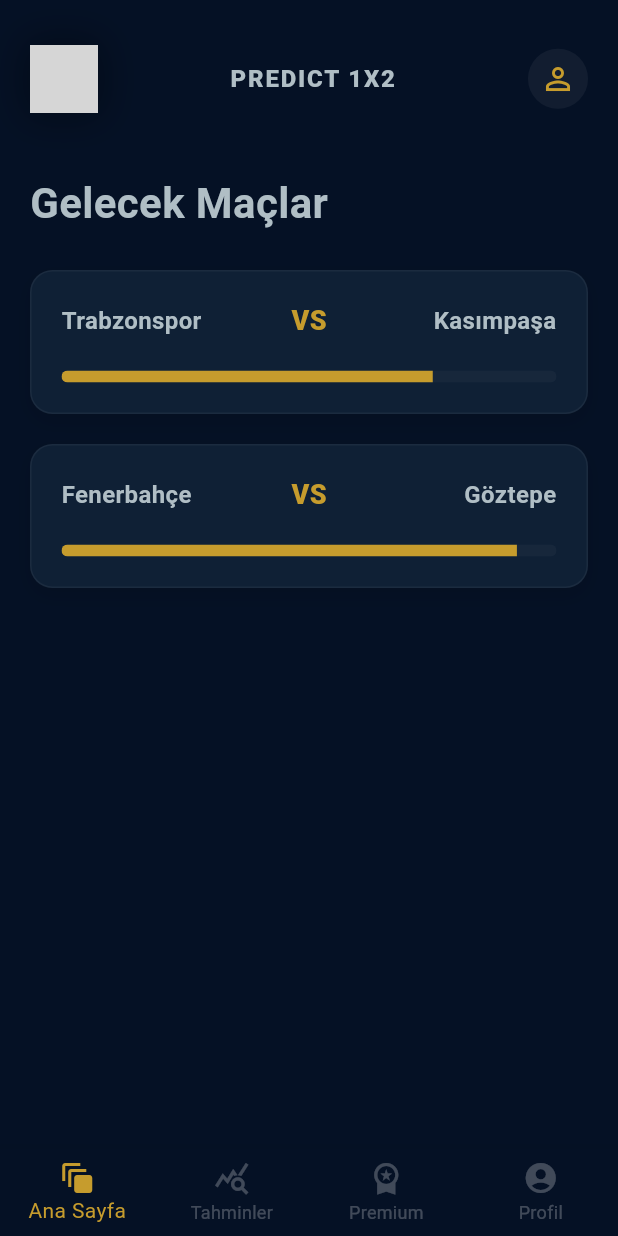
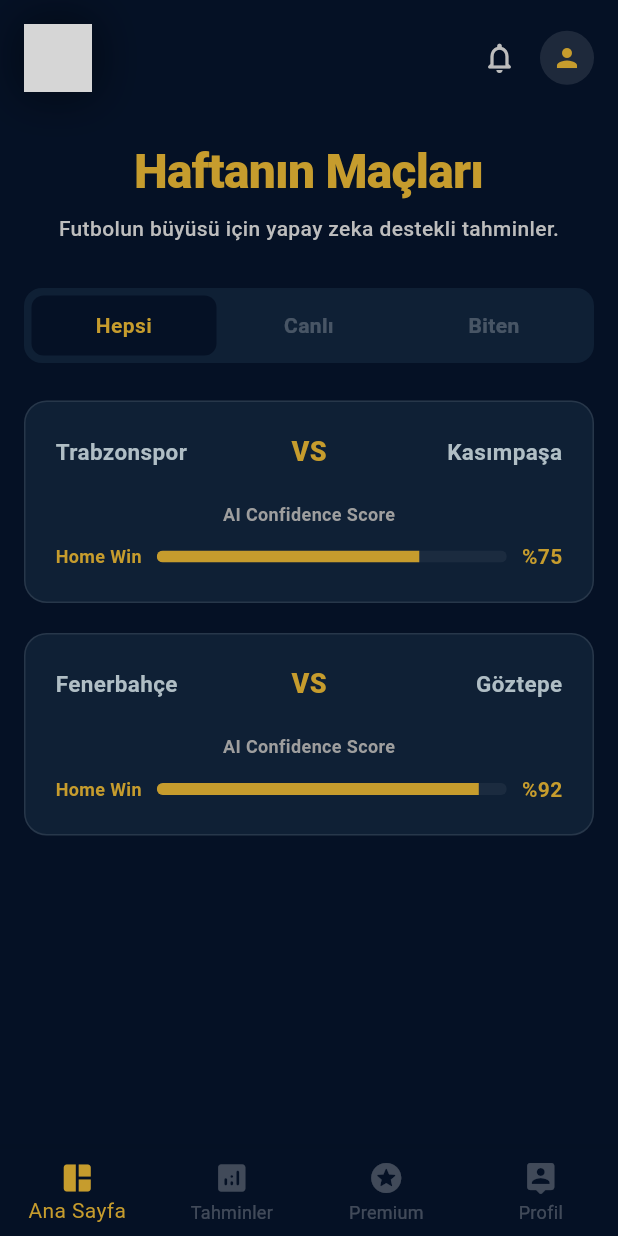
Before and after one commit to v-s-p/1X2-AI-app, a Flutter app: the screen it shows after launch, after a tap on "ANALİZE BAŞLA", on a phone screen of 412 x 824 dp. Run offline on Flutter 3.47's test engine with Material 3 defaults, Android fonts, the phone set to English and light mode, and no system bars; grey boxes are pictures that could not be loaded.

Commit message:
Update main.dart

```diff
--- a/lib/main.dart
+++ b/lib/main.dart
@@ -12,10 +12,8 @@
 
   @override
   Widget build(BuildContext context) {
-    // --- ELITE DARK RENK REHBERİ ---
-    const brandNavy = Color(0xFF051125); // Tam istediğin Derin Lacivert
-    const goldPrimary = Color(0xFFC69C2D); // amberAccent[700] dengi Elite Altın
-    const mutedGrey = Color(0xFFB0BEC5); // Gümüş Gri
+    const brandNavy = Color(0xFF051125); // Elite Deep Navy
+    const goldPrimary = Color(0xFFC69C2D); // Elite Gold
 
     return MaterialApp(
       debugShowCheckedModeBanner: false,
@@ -26,10 +24,10 @@
         primaryColor: goldPrimary,
         cardColor: const Color(0xFF0F2035),
         textTheme: const TextTheme(
-          headlineLarge: TextStyle(fontSize: 32, fontWeight: FontWeight.bold, color: Colors.white, letterSpacing: 1),
-          headlineMedium: TextStyle(fontSize: 22, fontWeight: FontWeight.bold, color: Color(0xFFC69C2D)),
+          headlineLarge: TextStyle(fontSize: 30, fontWeight: FontWeight.bold, color: Color(0xFFC69C2D), letterSpacing: 0.5),
+          headlineMedium: TextStyle(fontSize: 20, fontWeight: FontWeight.bold, color: Color(0xFFC69C2D)),
           bodyLarge: TextStyle(fontSize: 16, color: Colors.white),
-          bodyMedium: TextStyle(fontSize: 14, color: mutedGrey),
+          bodyMedium: TextStyle(fontSize: 14, color: Color(0xFFB0BEC5)),
         ),
       ),
       home: const SplashScreen(),
@@ -37,7 +35,29 @@
   }
 }
 
-// --- 1. ADIM: ELITE SPLASH SCREEN (PULSE ANIMATION) ---
+// --- LOGO BİLEŞENİ ---
+class BrandLogo extends StatelessWidget {
+  final double size;
+  final double radius;
+  const BrandLogo({super.key, required this.size, this.radius = 12});
+
+  @override
+  Widget build(BuildContext context) {
+    return Container(
+      width: size, height: size,
+      decoration: BoxDecoration(
+        borderRadius: BorderRadius.circular(radius),
+        boxShadow: [BoxShadow(color: Colors.black.withOpacity(0.4), blurRadius: 25, spreadRadius: 5)],
+      ),
+      child: ClipRRect(
+        borderRadius: BorderRadius.circular(radius),
+        child: Image.asset('assets/logo.png', fit: BoxFit.cover, alignment: Alignment.center),
+      ),
+    );
+  }
+}
+
+// --- 1. ADIM: ELITE SPLASH SCREEN (Sadece Pulse Logo) ---
 class SplashScreen extends StatefulWidget {
   const SplashScreen({super.key});
   @override
@@ -46,118 +66,43 @@
 
 class _SplashScreenState extends State<SplashScreen> with SingleTickerProviderStateMixin {
   late AnimationController _controller;
-  late Animation<double> _pulseAnimation;
+  late Animation<double> _pulse;
 
   @override
   void initState() {
     super.initState();
+    _controller = AnimationController(duration: const Duration(milliseconds: 1200), vsync: this)..repeat(reverse: true);
+    _pulse = Tween<double>(begin: 0.92, end: 1.08).animate(CurvedAnimation(parent: _controller, curve: Curves.easeInOut));
 
-    // Pulse (Nefes Alma) Animasyonu Ayarı
-    _controller = AnimationController(
-      duration: const Duration(milliseconds: 1500),
-      vsync: this,
-    )..repeat(reverse: true);
-
-    _pulseAnimation = Tween<double>(begin: 0.95, end: 1.05).animate(
-      CurvedAnimation(parent: _controller, curve: Curves.easeInOut),
-    );
-
-    // React setTimeout Mantığı: 3 Saniye sonra Dashboard'a uçur
     Timer(const Duration(seconds: 3), () {
-      if (mounted) {
-        Navigator.pushReplacement(
-          context,
-          MaterialPageRoute(builder: (context) => const LoginScreen()),
-        );
-      }
+      if (mounted) Navigator.pushReplacement(context, MaterialPageRoute(builder: (context) => const LoginScreen()));
     });
   }
 
   @override
-  void dispose() {
-    _controller.dispose();
-    super.dispose();
-  }
+  void dispose() { _controller.dispose(); super.dispose(); }
 
   @override
   Widget build(BuildContext context) {
     return Scaffold(
       body: Center(
-        child: Column(
-          mainAxisAlignment: MainAxisAlignment.center,
-          children: [
-            // Pulse Efektli Logo ve Başlık (Horizontal Row)
-            ScaleTransition(
-              scale: _pulseAnimation,
-              child: Row(
-                mainAxisAlignment: MainAxisAlignment.center,
-                children: [
-                  const BrandLogo(size: 100, radius: 24), // Kare, Yuvarlak Köşe
-                  const SizedBox(width: 16),
-                  Column(
-                    crossAxisAlignment: CrossAxisAlignment.start,
-                    mainAxisSize: MainAxisSize.min,
-                    children: [
-                      const Text(
-                        "Predict",
-                        style: TextStyle(fontSize: 28, fontWeight: FontWeight.bold, color: Colors.white),
-                      ),
-                      Text(
-                        "1X2 AI",
-                        style: TextStyle(fontSize: 32, fontWeight: FontWeight.w900, color: Theme.of(context).primaryColor),
-                      ),
-                    ],
-                  ),
-                ],
-              ),
-            ),
-            const SizedBox(height: 30),
-            const Text(
-              "Futuristic Football Analysis",
-              style: TextStyle(color: Color(0xFFB0BEC5), fontSize: 14, letterSpacing: 1.5),
-            ),
-          ],
+        child: ScaleTransition(
+          scale: _pulse,
+          child: const BrandLogo(size: 180, radius: 40), // Yazısız, görkemli logo
         ),
       ),
     );
   }
 }
 
-// --- LOGO BİLEŞENİ (Center Crop & No Distortion) ---
-class BrandLogo extends StatelessWidget {
-  final double size;
-  final double radius;
-  const BrandLogo({super.key, required this.size, this.radius = 12});
-
-  @override
-  Widget build(BuildContext context) {
-    return Container(
-      width: size,
-      height: size,
-      decoration: BoxDecoration(
-        borderRadius: BorderRadius.circular(radius),
-        boxShadow: [BoxShadow(color: Colors.black.withOpacity(0.3), blurRadius: 20, spreadRadius: 5)],
-      ),
-      child: ClipRRect(
-        borderRadius: BorderRadius.circular(radius),
-        child: Image.asset(
-          'assets/logo.png',
-          fit: BoxFit.cover, // Sündürmeden doldur
-          alignment: Alignment.center, // Ortala
-        ),
-      ),
-    );
-  }
-}
-
-// --- GİRİŞ EKRANI ---
+// --- 2. ADIM: LOGIN EKRANI ---
 class LoginScreen extends StatelessWidget {
   const LoginScreen({super.key});
   @override
   Widget build(BuildContext context) {
     return Scaffold(
-      body: Container(
-        padding: const EdgeInsets.all(40),
+      body: Padding(
+        padding: const EdgeInsets.all(40.0),
         child: Column(
           mainAxisAlignment: MainAxisAlignment.center,
           children: [
@@ -166,14 +111,13 @@
             TextField(decoration: InputDecoration(hintText: "E-posta", filled: true, fillColor: Colors.white.withOpacity(0.05), border: OutlineInputBorder(borderRadius: BorderRadius.circular(15), borderSide: BorderSide.none))),
             const SizedBox(height: 15),
             TextField(obscureText: true, decoration: InputDecoration(hintText: "Şifre", filled: true, fillColor: Colors.white.withOpacity(0.05), border: OutlineInputBorder(borderRadius: BorderRadius.circular(15), borderSide: BorderSide.none))),
-            const SizedBox(height: 30),
+            const SizedBox(height: 35),
             SizedBox(
-              width: double.infinity,
-              height: 55,
+              width: double.infinity, height: 55,
               child: ElevatedButton(
-                style: ElevatedButton.styleFrom(backgroundColor: Theme.of(context).primaryColor, foregroundColor: Colors.black),
+                style: ElevatedButton.styleFrom(backgroundColor: const Color(0xFFC69C2D), foregroundColor: Colors.black),
                 onPressed: () => Navigator.pushReplacement(context, MaterialPageRoute(builder: (context) => const MainShell())),
-                child: const Text("ANALİZE BAŞLA"),
+                child: const Text("ANALİZE BAŞLA", style: TextStyle(fontWeight: FontWeight.w900, letterSpacing: 1.2)),
               ),
             ),
           ],
@@ -204,10 +148,10 @@
         selectedItemColor: const Color(0xFFC69C2D),
         unselectedItemColor: Colors.white24,
         items: const [
-          BottomNavigationBarItem(icon: Icon(Icons.auto_awesome_motion), label: 'Ana Sayfa'),
-          BottomNavigationBarItem(icon: Icon(Icons.query_stats), label: 'Tahminler'),
-          BottomNavigationBarItem(icon: Icon(Icons.workspace_premium), label: 'Premium'),
-          BottomNavigationBarItem(icon: Icon(Icons.account_circle), label: 'Profil'),
+          BottomNavigationBarItem(icon: Icon(Icons.auto_awesome_mosaic_rounded), label: 'Ana Sayfa'),
+          BottomNavigationBarItem(icon: Icon(Icons.analytics_rounded), label: 'Tahminler'),
+          BottomNavigationBarItem(icon: Icon(Icons.stars_rounded), label: 'Premium'),
+          BottomNavigationBarItem(icon: Icon(Icons.person_pin_rounded), label: 'Profil'),
         ],
       ),
       body: SafeArea(child: _pages[_currentIndex]),
@@ -215,59 +159,93 @@
   }
 }
 
-// --- SAYFA BİLEŞENLERİ: ÜST LOGO ---
+// --- SAYFA BİLEŞENLERİ: ÜST BAR ---
 class _TopBarHeader extends StatelessWidget {
   const _TopBarHeader();
   @override
   Widget build(BuildContext context) {
     return Padding(
-      padding: const EdgeInsets.symmetric(vertical: 10),
+      padding: const EdgeInsets.only(bottom: 20),
       child: Row(
         mainAxisAlignment: MainAxisAlignment.spaceBetween,
         children: [
-          const BrandLogo(size: 45, radius: 12),
-          const Text("PREDICT 1X2", style: TextStyle(fontWeight: FontWeight.w900, letterSpacing: 1.2, fontSize: 16)),
-          CircleAvatar(radius: 20, backgroundColor: Colors.white.withOpacity(0.05), child: const Icon(Icons.person_outline, color: Color(0xFFC69C2D))),
+          const BrandLogo(size: 45, radius: 10),
+          Row(children: [
+            Icon(Icons.notifications_none_rounded, color: Colors.grey[400]),
+            const SizedBox(width: 15),
+            const CircleAvatar(radius: 18, backgroundColor: Colors.white10, child: Icon(Icons.person, size: 20, color: Color(0xFFC69C2D))),
+          ])
         ],
       ),
     );
   }
 }
 
-// --- ANA SAYFA ---
+// --- ANA SAYFA (GÖRSEL 0 STİLİ) ---
 class UpcomingMatchesPage extends StatelessWidget {
   const UpcomingMatchesPage({super.key});
   @override
   Widget build(BuildContext context) {
     return SingleChildScrollView(
-      padding: const EdgeInsets.all(20),
+      padding: const EdgeInsets.all(16),
       child: Column(
-        crossAxisAlignment: CrossAxisAlignment.start,
         children: [
           const _TopBarHeader(),
+          const SizedBox(height: 10),
+          // --- İSTEDİĞİN O CAFCALI BAŞLIK (Görsel 0) ---
+          Center(
+            child: Column(
+              children: [
+                const Text("Haftanın Maçları",
+                  style: TextStyle(fontSize: 32, fontWeight: FontWeight.w900, color: Color(0xFFC69C2D), letterSpacing: -0.5)),
+                const SizedBox(height: 5),
+                Text("Futbolun büyüsü için yapay zeka destekli tahminler.",
+                  textAlign: TextAlign.center,
+                  style: TextStyle(fontSize: 14, color: Colors.grey[400], fontWeight: FontWeight.w500)),
+              ],
+            ),
+          ),
           const SizedBox(height: 30),
-          const Text('Gelecek Maçlar', style: TextStyle(fontSize: 28, fontWeight: FontWeight.bold)),
+          // --- TAB TASARIMI (Görsel 0) ---
+          Container(
+            padding: const EdgeInsets.all(5),
+            decoration: BoxDecoration(color: const Color(0xFF0F2035), borderRadius: BorderRadius.circular(12)),
+            child: Row(
+              children: [
+                Expanded(child: _buildTab("Hepsi", true)),
+                Expanded(child: _buildTab("Canlı", false)),
+                Expanded(child: _buildTab("Biten", false)),
+              ],
+            ),
+          ),
           const SizedBox(height: 25),
           ...DemoData.upcomingMatches.map((match) => Padding(padding: const EdgeInsets.only(bottom: 20), child: MatchCard(match: match))),
         ],
       ),
     );
   }
+
+  Widget _buildTab(String label, bool active) {
+    return Container(
+      padding: const EdgeInsets.symmetric(vertical: 10),
+      decoration: BoxDecoration(color: active ? const Color(0xFF051125) : Colors.transparent, borderRadius: BorderRadius.circular(8)),
+      child: Text(label, textAlign: TextAlign.center, style: TextStyle(fontWeight: FontWeight.bold, color: active ? const Color(0xFFC69C2D) : Colors.white24)),
+    );
+  }
 }
 
-// --- TAHMİNLER ---
+// --- TAHMİNLER SAYFASI ---
 class CouponPredictionsPage extends StatelessWidget {
   const CouponPredictionsPage({super.key});
   @override
   Widget build(BuildContext context) {
     return SingleChildScrollView(
-      padding: const EdgeInsets.all(20),
+      padding: const EdgeInsets.all(16),
       child: Column(
         crossAxisAlignment: CrossAxisAlignment.start,
         children: [
           const _TopBarHeader(),
-          const SizedBox(height: 20),
-          const Text('25. Hafta YZ Kuponu', style: TextStyle(fontSize: 26, fontWeight: FontWeight.bold)),
+          const Text('25. Hafta Analizleri', style: TextStyle(fontSize: 26, fontWeight: FontWeight.bold, color: Color(0xFFC69C2D))),
           const SizedBox(height: 20),
           FutureBuilder<List<CouponMatch>>(
             future: DemoData.loadMatchesFromJson(),
@@ -286,19 +264,18 @@
   }
 }
 
-// --- DİĞER SAYFALAR ---
 class PremiumPage extends StatelessWidget {
   const PremiumPage({super.key});
   @override
-  Widget build(BuildContext context) { return const Center(child: Text("Premium Panel")); }
+  Widget build(BuildContext context) { return const Center(child: Text("Premium Hazırlanıyor...")); }
 }
 class ProfilePage extends StatelessWidget {
   const ProfilePage({super.key});
   @override
-  Widget build(BuildContext context) { return const Center(child: Text("Profil Panel")); }
+  Widget build(BuildContext context) { return const Center(child: Text("Profil Paneli")); }
 }
 
-// --- MAÇ KARTLARI ---
+// --- MAÇ KARTLARI (Elite Style) ---
 class MatchCard extends StatelessWidget {
   final MatchPrediction match;
   const MatchCard({super.key, required this.match});
@@ -309,20 +286,29 @@
       decoration: BoxDecoration(
         color: const Color(0xFF0F2035),
         borderRadius: BorderRadius.circular(15),
-        border: Border.all(color: Colors.white.withOpacity(0.05)),
-        boxShadow: [BoxShadow(color: Colors.black.withOpacity(0.1), blurRadius: 10, offset: const Offset(0, 5))],
+        border: Border.all(color: Colors.white10),
       ),
       child: Column(
         children: [
           Row(mainAxisAlignment: MainAxisAlignment.spaceBetween, children: [
-            Expanded(child: Text(match.homeTeam, style: const TextStyle(fontWeight: FontWeight.bold, fontSize: 16))),
+            Expanded(child: Text(match.homeTeam, style: const TextStyle(fontWeight: FontWeight.bold, fontSize: 15))),
             const Text('VS', style: TextStyle(color: Color(0xFFC69C2D), fontWeight: FontWeight.w900, fontSize: 18)),
-            Expanded(child: Text(match.awayTeam, textAlign: TextAlign.end, style: const TextStyle(fontWeight: FontWeight.bold, fontSize: 16))),
+            Expanded(child: Text(match.awayTeam, textAlign: TextAlign.end, style: const TextStyle(fontWeight: FontWeight.bold, fontSize: 15))),
           ]),
           const SizedBox(height: 20),
-          ClipRRect(
-            borderRadius: BorderRadius.circular(10),
-            child: LinearProgressIndicator(value: match.confidence, backgroundColor: Colors.white.withOpacity(0.03), color: const Color(0xFFC69C2D), minHeight: 8),
+          const Text("AI Confidence Score", style: TextStyle(fontSize: 12, color: Colors.grey, fontWeight: FontWeight.bold)),
+          const SizedBox(height: 10),
+          Row(
+            children: [
+              const Text("Home Win", style: TextStyle(fontSize: 12, color: Color(0xFFC69C2D), fontWeight: FontWeight.bold)),
+              const SizedBox(width: 10),
+              Expanded(child: ClipRRect(
+                borderRadius: BorderRadius.circular(10),
+                child: LinearProgressIndicator(value: match.confidence, backgroundColor: Colors.white.withOpacity(0.05), color: const Color(0xFFC69C2D), minHeight: 8),
+              )),
+              const SizedBox(width: 10),
+              Text("%${(match.confidence * 100).round()}", style: const TextStyle(fontWeight: FontWeight.bold, color: Color(0xFFC69C2D))),
+            ],
           ),
         ],
       ),
@@ -336,12 +322,12 @@
   @override
   Widget build(BuildContext context) {
     return Padding(
-      padding: const EdgeInsets.symmetric(vertical: 12),
+      padding: const EdgeInsets.symmetric(vertical: 10),
       child: Row(children: [
         Text('${match.index}', style: const TextStyle(color: Color(0xFFC69C2D), fontWeight: FontWeight.bold)),
         const SizedBox(width: 15),
         Expanded(child: Text('${match.homeTeam} - ${match.awayTeam}', style: const TextStyle(fontSize: 14))),
-        if (match.isLocked) const Icon(Icons.lock_outline, size: 16, color: Colors.white10) else Container(padding: const EdgeInsets.symmetric(horizontal: 10, vertical: 4), decoration: BoxDecoration(color: const Color(0xFFC69C2D), borderRadius: BorderRadius.circular(8)), child: Text(match.prediction, style: const TextStyle(color: Colors.black, fontWeight: FontWeight.bold))),
+        if (match.isLocked) const Icon(Icons.lock_rounded, size: 16, color: Colors.white12) else Container(padding: const EdgeInsets.symmetric(horizontal: 10, vertical: 4), decoration: BoxDecoration(color: const Color(0xFFC69C2D), borderRadius: BorderRadius.circular(6)), child: Text(match.prediction, style: const TextStyle(color: Colors.black, fontWeight: FontWeight.bold))),
       ]),
     );
   }
```
